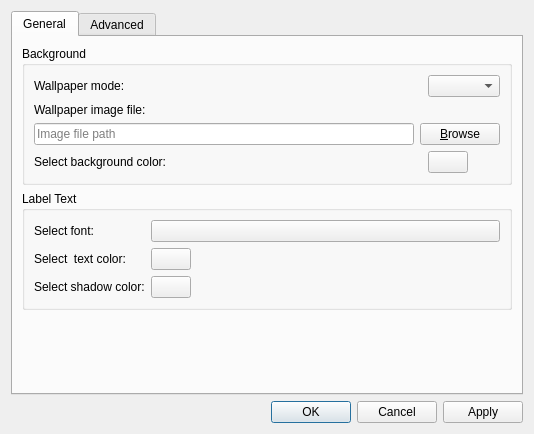
Old version of the form pcmanfm/desktop-preferences.ui in the repository lxqt/pcmanfm-qt.
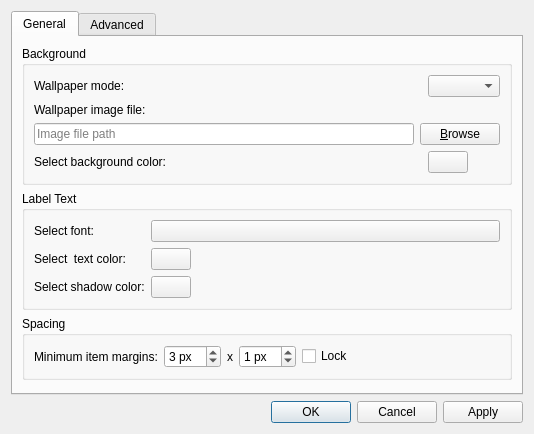
New version of the form. Custom widgets are drawn as their Qt base class.

Commit message: Added options for min. item margins. Also included a fix (or workaround) for text shadow resetting.

Patch:
```diff
--- a/pcmanfm/desktop-preferences.ui
+++ b/pcmanfm/desktop-preferences.ui
@@ -200,6 +200,82 @@
          </layout>
         </widget>
        </item>
+       <item>
+        <widget class="QGroupBox" name="groupBox_3">
+         <property name="title">
+          <string>Spacing</string>
+         </property>
+         <layout class="QGridLayout" name="gridLayout_3">
+          <item row="0" column="0">
+           <widget class="QLabel" name="label_7">
+            <property name="text">
+             <string>Minimum item margins:</string>
+            </property>
+           </widget>
+          </item>
+          <item row="0" column="1">
+           <widget class="QSpinBox" name="hMargin">
+            <property name="toolTip">
+             <string>3 px by default.</string>
+            </property>
+            <property name="suffix">
+             <string> px</string>
+            </property>
+            <property name="maximum">
+             <number>48</number>
+            </property>
+            <property name="value">
+             <number>3</number>
+            </property>
+           </widget>
+          </item>
+          <item row="0" column="2">
+           <widget class="QLabel" name="label_8">
+            <property name="text">
+             <string>x</string>
+            </property>
+           </widget>
+          </item>
+          <item row="0" column="3">
+           <widget class="QSpinBox" name="vMargin">
+            <property name="toolTip">
+             <string>1 px by default.
+A space is also reserved for 3 lines of text.</string>
+            </property>
+            <property name="suffix">
+             <string> px</string>
+            </property>
+            <property name="maximum">
+             <number>48</number>
+            </property>
+            <property name="value">
+             <number>1</number>
+            </property>
+           </widget>
+          </item>
+          <item row="0" column="4">
+           <widget class="QCheckBox" name="lockMargins">
+            <property name="text">
+             <string>Lock</string>
+            </property>
+           </widget>
+          </item>
+          <item row="0" column="5">
+           <spacer name="horizontalSpacer">
+            <property name="orientation">
+             <enum>Qt::Horizontal</enum>
+            </property>
+            <property name="sizeHint" stdset="0">
+             <size>
+              <width>20</width>
+              <height>5</height>
+             </size>
+            </property>
+           </spacer>
+          </item>
+         </layout>
+        </widget>
+       </item>
        <item>
         <spacer name="verticalSpacer_2">
          <property name="orientation">
```
The commit also changes 11 other files.
